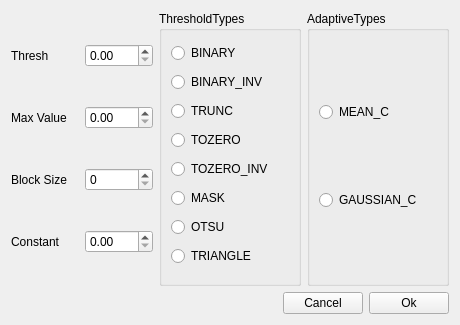
Before: the Qt Designer form UI/ThresholdPanel.ui in lzsz/VisualCV, drawn with Qt 5.
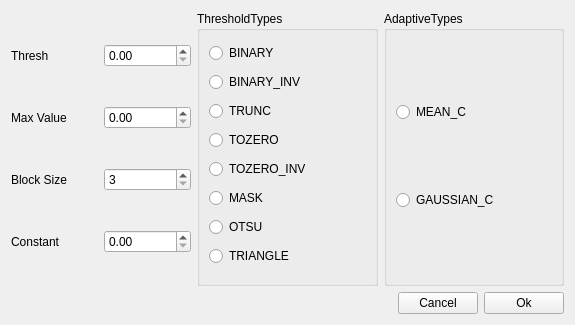
After: the same form once the commit is applied.

Commit message: Add threshold control panel.

What changed in the file:
```diff
--- a/UI/ThresholdPanel.ui
+++ b/UI/ThresholdPanel.ui
@@ -6,7 +6,7 @@
    <rect>
     <x>0</x>
     <y>0</y>
-    <width>460</width>
+    <width>575</width>
     <height>325</height>
    </rect>
   </property>
@@ -40,7 +40,17 @@
         </widget>
        </item>
        <item row="2" column="1">
-        <widget class="QSpinBox" name="sp_blocksize"/>
+        <widget class="QSpinBox" name="sp_blocksize">
+         <property name="minimum">
+          <number>3</number>
+         </property>
+         <property name="maximum">
+          <number>99</number>
+         </property>
+         <property name="singleStep">
+          <number>2</number>
+         </property>
+        </widget>
        </item>
        <item row="3" column="0">
         <widget class="QLabel" name="label_4">
@@ -50,13 +60,25 @@
         </widget>
        </item>
        <item row="3" column="1">
-        <widget class="QDoubleSpinBox" name="dsp_constant"/>
+        <widget class="QDoubleSpinBox" name="dsp_constant">
+         <property name="maximum">
+          <double>10000000000000000.000000000000000</double>
+         </property>
+        </widget>
        </item>
        <item row="0" column="1">
-        <widget class="QDoubleSpinBox" name="dsp_thresh"/>
+        <widget class="QDoubleSpinBox" name="dsp_thresh">
+         <property name="maximum">
+          <double>100000000000000000.000000000000000</double>
+         </property>
+        </widget>
        </item>
        <item row="1" column="1">
-        <widget class="QDoubleSpinBox" name="dsp_max"/>
+        <widget class="QDoubleSpinBox" name="dsp_max">
+         <property name="maximum">
+          <double>1000000000000000000.000000000000000</double>
+         </property>
+        </widget>
        </item>
       </layout>
      </item>
```
The commit also changes 9 other files.
